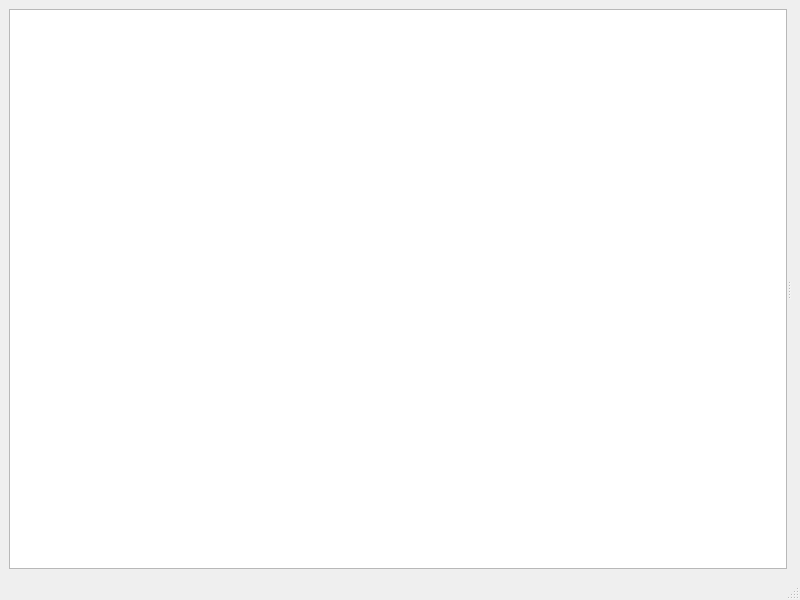
Before: the Qt Designer form app/mainwindow.ui in ibpaul/workshop, drawn with Qt 5.
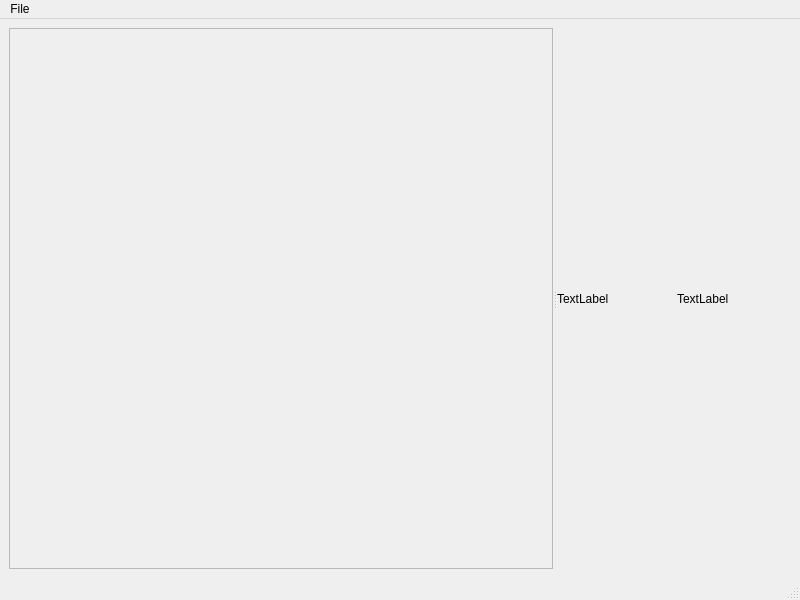
After: the same form once the commit is applied.

Commit message: able to load image

The edit to the form file:
```diff
--- a/app/mainwindow.ui
+++ b/app/mainwindow.ui
@@ -15,14 +15,33 @@
   </property>
   <widget class="QWidget" name="centralwidget">
    <layout class="QGridLayout" name="gridLayout">
-    <item row="0" column="0">
+    <item row="0" column="1">
      <widget class="QSplitter" name="splitter">
       <property name="orientation">
        <enum>Qt::Horizontal</enum>
       </property>
-      <widget class="QTextEdit" name="textEdit"/>
+      <widget class="QTextEdit" name="properties">
+       <property name="enabled">
+        <bool>false</bool>
+       </property>
+      </widget>
       <widget class="QWidget" name="horizontalLayoutWidget">
-       <layout class="QHBoxLayout" name="horizontalLayout"/>
+       <layout class="QHBoxLayout" name="horizontalLayout">
+        <item>
+         <widget class="QLabel" name="originalImage">
+          <property name="text">
+           <string>TextLabel</string>
+          </property>
+         </widget>
+        </item>
+        <item>
+         <widget class="QLabel" name="label_2">
+          <property name="text">
+           <string>TextLabel</string>
+          </property>
+         </widget>
+        </item>
+       </layout>
       </widget>
      </widget>
     </item>
@@ -37,6 +56,16 @@
      <height>22</height>
     </rect>
    </property>
+   <widget class="QMenu" name="menuFile">
+    <property name="title">
+     <string>File</string>
+    </property>
+    <addaction name="actionOpen"/>
+    <addaction name="actionProcess"/>
+    <addaction name="separator"/>
+    <addaction name="actionExit"/>
+   </widget>
+   <addaction name="menuFile"/>
   </widget>
   <widget class="QStatusBar" name="statusbar"/>
  </widget>
```
Left out of the diff: 17 changed lines with no effect on the pictures. The commit also changes 3 other files.
